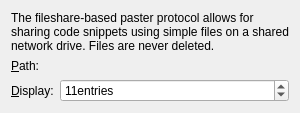
First picture: the form in src/plugins/cpaster/fileshareprotocolsettingswidget.ui, repository qt-creator/qt-creator, before the edit.
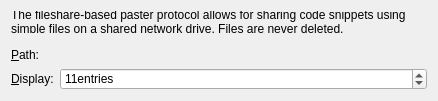
Second picture: the form after the edit. Custom widgets are drawn as their Qt base class.

```diff
--- a/src/plugins/cpaster/fileshareprotocolsettingswidget.ui
+++ b/src/plugins/cpaster/fileshareprotocolsettingswidget.ui
@@ -2,11 +2,48 @@
 <ui version="4.0">
  <class>CodePaster::FileShareProtocolSettingsWidget</class>
  <widget class="QWidget" name="CodePaster::FileShareProtocolSettingsWidget">
+  <property name="geometry">
+   <rect>
+    <x>0</x>
+    <y>0</y>
+    <width>438</width>
+    <height>101</height>
+   </rect>
+  </property>
   <property name="windowTitle">
    <string>Form</string>
   </property>
   <layout class="QFormLayout" name="formLayout">
+   <property name="fieldGrowthPolicy">
+    <enum>QFormLayout::AllNonFixedFieldsGrow</enum>
+   </property>
+   <item row="0" column="0" colspan="2">
+    <widget class="QLabel" name="helpLabel">
+     <property name="text">
+      <string>The fileshare-based paster protocol allows for sharing code snippets using simple files on a shared network drive. Files are never deleted.</string>
+     </property>
+     <property name="wordWrap">
+      <bool>true</bool>
+     </property>
+    </widget>
+   </item>
    <item row="1" column="0">
+    <spacer name="verticalSpacer">
+     <property name="orientation">
+      <enum>Qt::Vertical</enum>
+     </property>
+     <property name="sizeType">
+      <enum>QSizePolicy::Fixed</enum>
+     </property>
+     <property name="sizeHint" stdset="0">
+      <size>
+       <width>20</width>
+       <height>3</height>
+      </size>
+     </property>
+    </spacer>
+   </item>
+   <item row="2" column="0">
     <widget class="QLabel" name="pathLabel">
      <property name="text">
       <string>&amp;Path:</string>
@@ -16,10 +53,10 @@
      </property>
     </widget>
    </item>
-   <item row="1" column="1">
-    <widget class="Utils::PathChooser" name="pathChooser"/>
+   <item row="2" column="1">
+    <widget class="Utils::PathChooser" name="pathChooser" native="true"/>
    </item>
-   <item row="2" column="0">
+   <item row="3" column="0">
     <widget class="QLabel" name="displayCountLabel">
      <property name="text">
       <string>&amp;Display:</string>
@@ -29,7 +66,7 @@
      </property>
     </widget>
    </item>
-   <item row="2" column="1">
+   <item row="3" column="1">
     <widget class="QSpinBox" name="displayCountSpinBox">
      <property name="suffix">
       <string>entries</string>
@@ -45,16 +82,6 @@
      </property>
     </widget>
    </item>
-   <item row="0" column="0" colspan="2">
-    <widget class="QLabel" name="helpLabel">
-     <property name="text">
-      <string>The fileshare-based paster protocol allows for sharing code snippets using simple files on a shared network drive. Files are never deleted.</string>
-     </property>
-     <property name="wordWrap">
-      <bool>true</bool>
-     </property>
-    </widget>
-   </item>
   </layout>
  </widget>
  <customwidgets>
```
Left out of the diff: 5 changed lines with no effect on the pictures.
